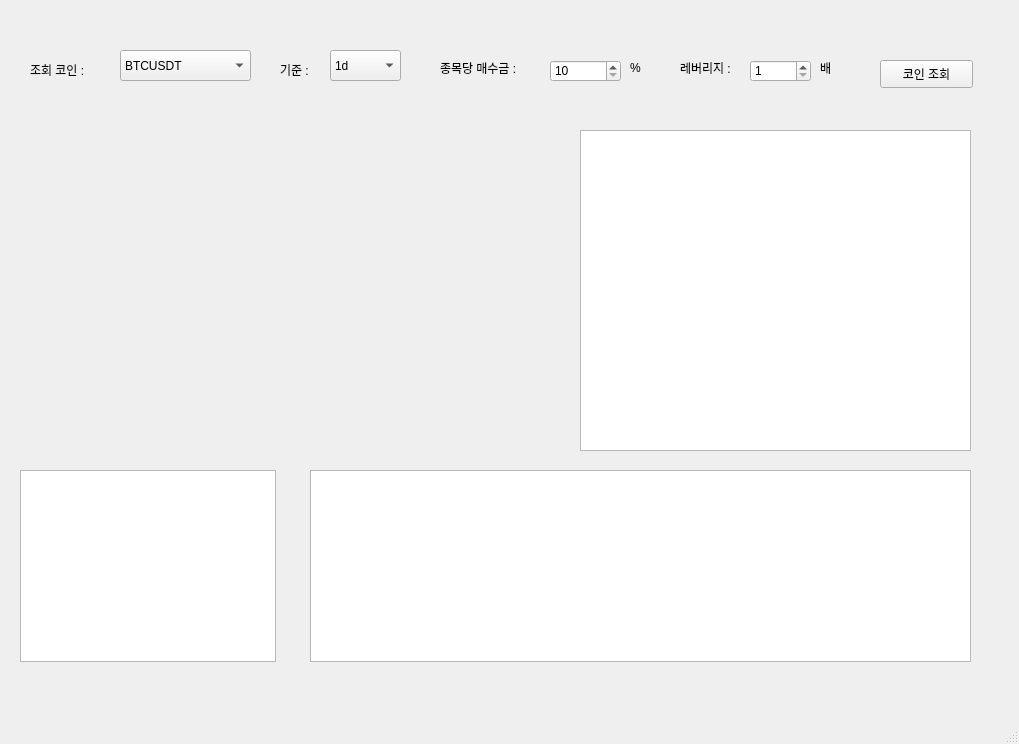
Old version of the form MainGUI.ui in the repository kimjaejeong/binance-J3.
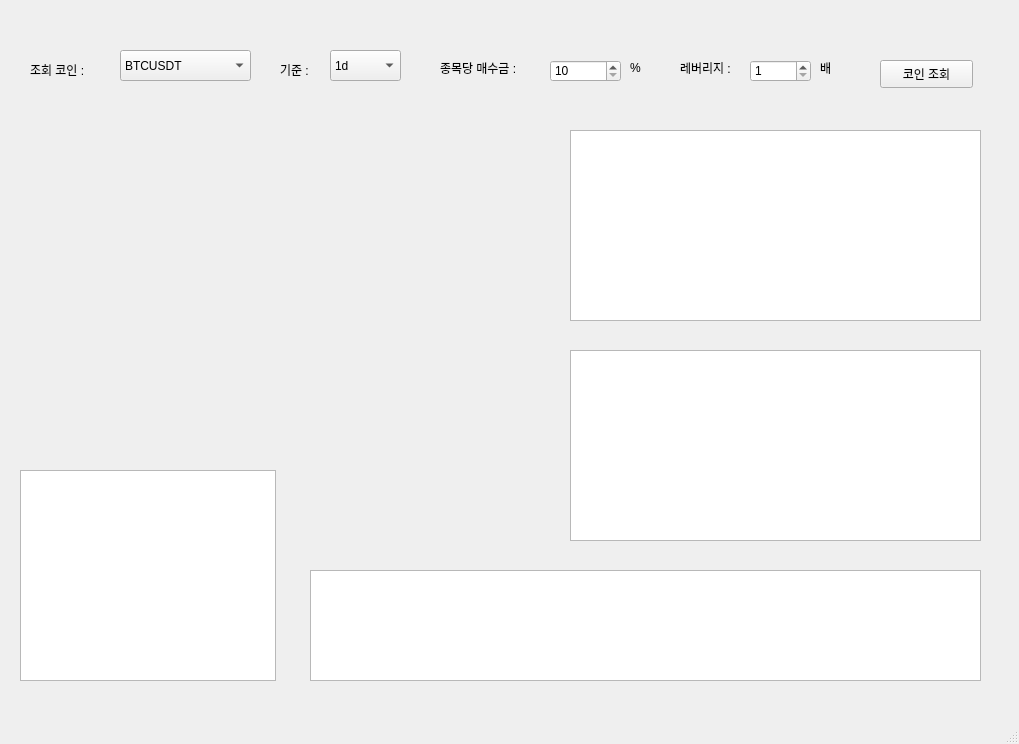
New version of the form.

Patch:
```diff
--- a/MainGUI.ui
+++ b/MainGUI.ui
@@ -14,23 +14,13 @@
    <string>MainWindow</string>
   </property>
   <widget class="QWidget" name="centralwidget">
-   <widget class="QListView" name="CoinListView">
-    <property name="geometry">
-     <rect>
-      <x>580</x>
-      <y>130</y>
-      <width>391</width>
-      <height>321</height>
-     </rect>
-    </property>
-   </widget>
    <widget class="QListView" name="PositionListView">
     <property name="geometry">
      <rect>
       <x>310</x>
-      <y>470</y>
-      <width>661</width>
-      <height>192</height>
+      <y>570</y>
+      <width>671</width>
+      <height>111</height>
      </rect>
     </property>
    </widget>
@@ -233,7 +223,38 @@
       <x>20</x>
       <y>470</y>
       <width>256</width>
-      <height>192</height>
+      <height>211</height>
+     </rect>
+    </property>
+   </widget>
+   <widget class="QWidget" name="verticalLayoutWidget">
+    <property name="geometry">
+     <rect>
+      <x>20</x>
+      <y>130</y>
+      <width>531</width>
+      <height>321</height>
+     </rect>
+    </property>
+    <layout class="QVBoxLayout" name="ChartLayout"/>
+   </widget>
+   <widget class="QListWidget" name="CoinListWidget">
+    <property name="geometry">
+     <rect>
+      <x>570</x>
+      <y>130</y>
+      <width>411</width>
+      <height>191</height>
+     </rect>
+    </property>
+   </widget>
+   <widget class="QListWidget" name="CoinListWidget_2">
+    <property name="geometry">
+     <rect>
+      <x>570</x>
+      <y>350</y>
+      <width>411</width>
+      <height>191</height>
      </rect>
     </property>
    </widget>
```
